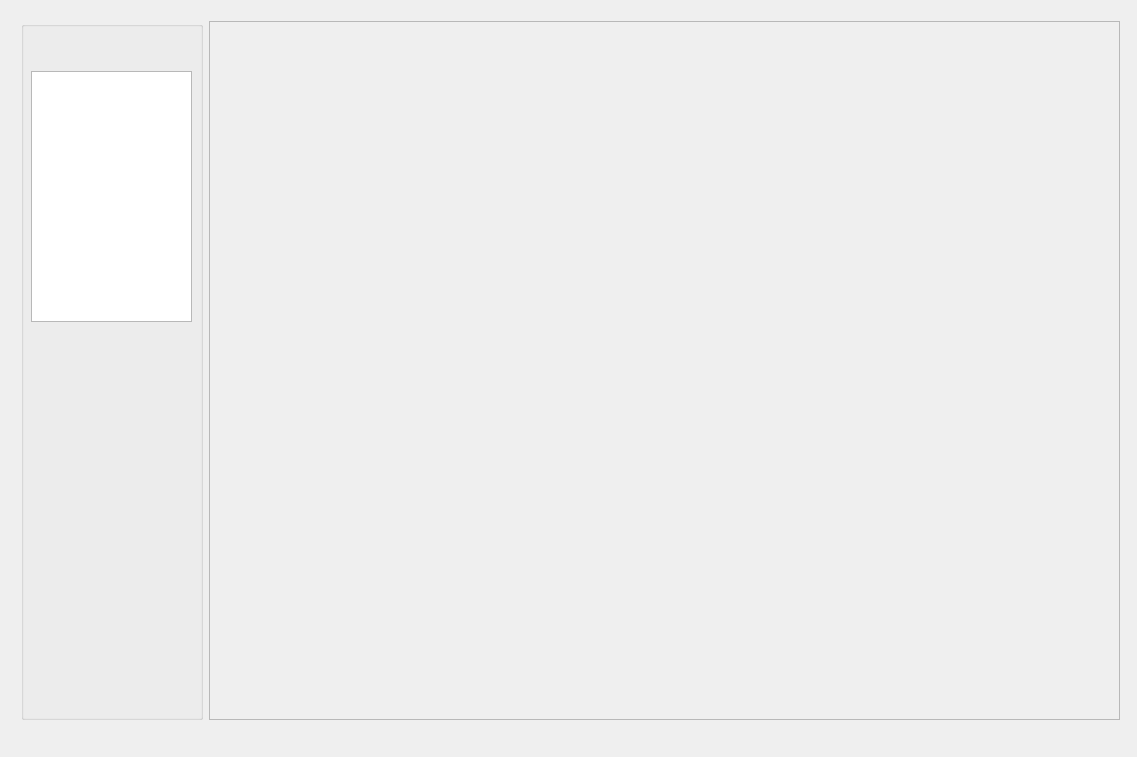
Qt form ImageRecognition/mainwindow.ui (nieznanysprawiciel/POBRImageRecognition) before a commit.
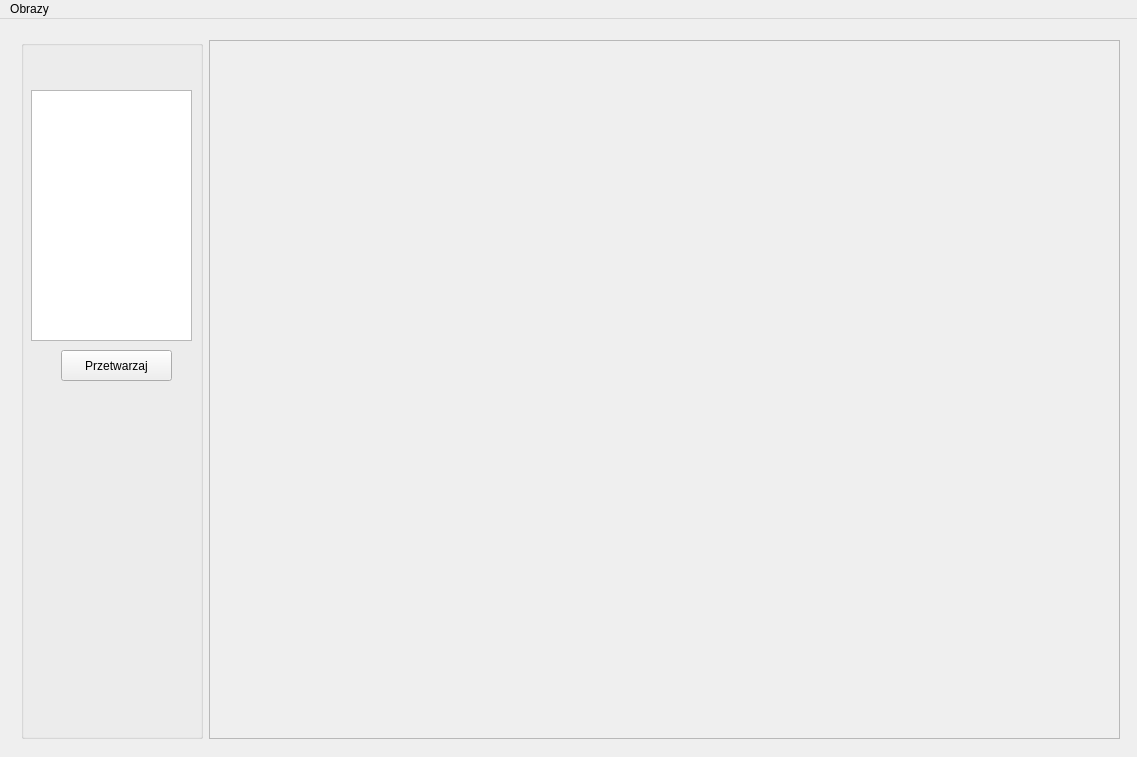
The same form after that commit.

Patch:
```diff
--- a/ImageRecognition/mainwindow.ui
+++ b/ImageRecognition/mainwindow.ui
@@ -54,6 +54,19 @@
          </rect>
         </property>
        </widget>
+       <widget class="QPushButton" name="processImage">
+        <property name="geometry">
+         <rect>
+          <x>40</x>
+          <y>310</y>
+          <width>111</width>
+          <height>31</height>
+         </rect>
+        </property>
+        <property name="text">
+         <string>Przetwarzaj</string>
+        </property>
+       </widget>
       </widget>
      </item>
      <item row="0" column="1">
@@ -91,6 +104,13 @@
      <height>21</height>
     </rect>
    </property>
+   <widget class="QMenu" name="menuObrazy">
+    <property name="title">
+     <string>Obrazy</string>
+    </property>
+    <addaction name="actionLoad"/>
+   </widget>
+   <addaction name="menuObrazy"/>
   </widget>
  </widget>
  <layoutdefault spacing="6" margin="11"/>
```
Left out of the diff: 5 changed lines with no effect on the pictures.
